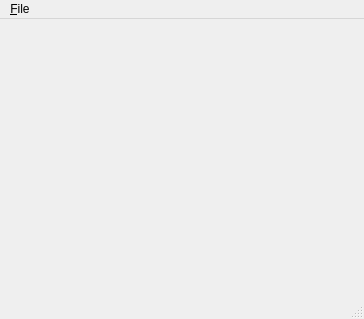
Newterm/szarp, file pyipk/qtipk/ui/main_win.ui: the form before one commit.
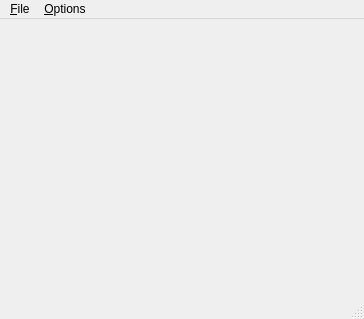
The form after the commit.

Commit message:
pyipk: validate dialog
+ new dialog which allow to run relax-ng file on opened params

```diff
--- a/pyipk/qtipk/ui/main_win.ui
+++ b/pyipk/qtipk/ui/main_win.ui
@@ -26,7 +26,7 @@
      <x>0</x>
      <y>0</y>
      <width>364</width>
-     <height>25</height>
+     <height>21</height>
     </rect>
    </property>
    <widget class="QMenu" name="menuFile">
@@ -40,7 +40,15 @@
     <addaction name="separator"/>
     <addaction name="actionExit"/>
    </widget>
+   <widget class="QMenu" name="menu_Options">
+    <property name="title">
+     <string>&amp;Options</string>
+    </property>
+    <addaction name="actionValidate"/>
+    <addaction name="actionNamespaces"/>
+   </widget>
    <addaction name="menuFile"/>
+   <addaction name="menu_Options"/>
   </widget>
   <widget class="QStatusBar" name="statusbar"/>
   <action name="actionOpen">
```
Left out of the diff: 29 changed lines with no effect on the pictures. The commit also changes 2 other files.
